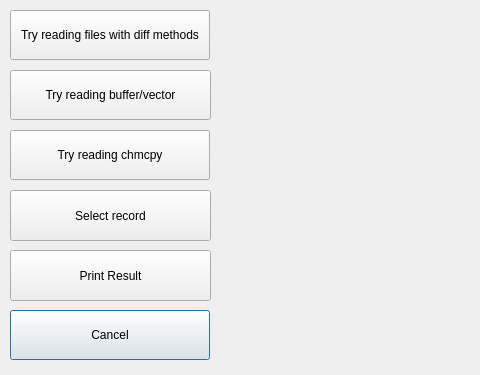
This is analysisdialog.ui in PCSchool/demonstrator as Qt 5 draws it before an edit; both pictures show x 0 to 480 and y 0 to 375 of the 900 by 375 pixel window. The edited form follows.
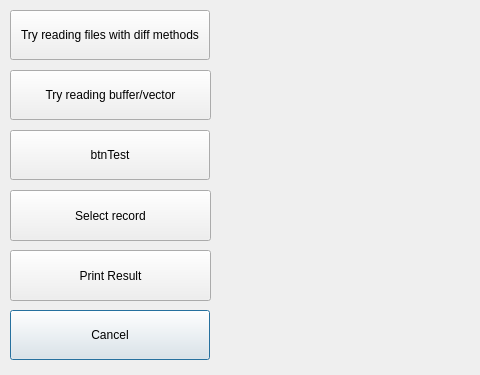
This is the edited form. Custom widgets are drawn as their Qt base class.

The edit to the form file:
```diff
--- a/analysisdialog.ui
+++ b/analysisdialog.ui
@@ -73,7 +73,7 @@
     </size>
    </property>
    <property name="text">
-    <string>Try reading chmcpy</string>
+    <string>btnTest</string>
    </property>
   </widget>
   <widget class="QPushButton" name="btnReadBinaryFile">
```
